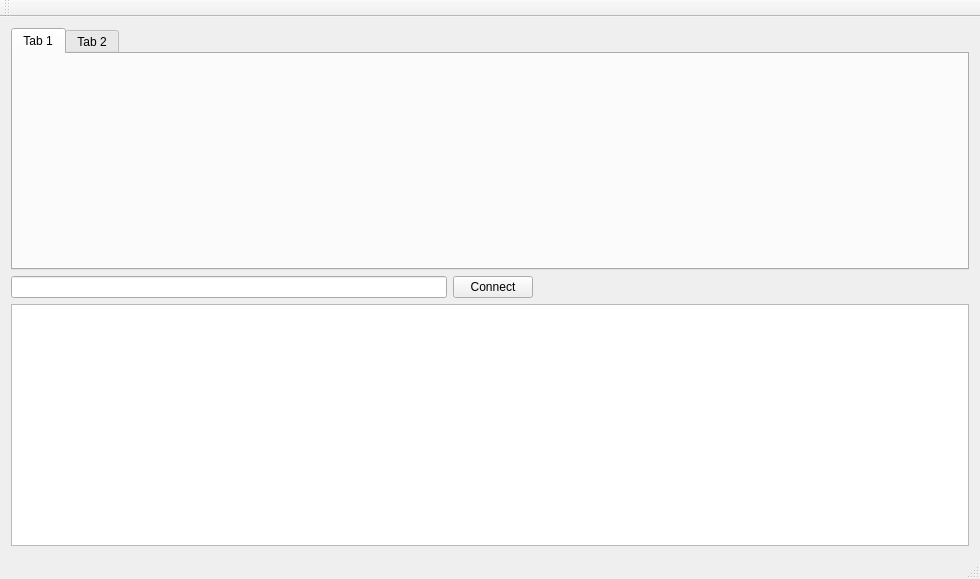
Old version of the form pc/Gui.ui in the repository ArnaudValensi/waterbear-communication.
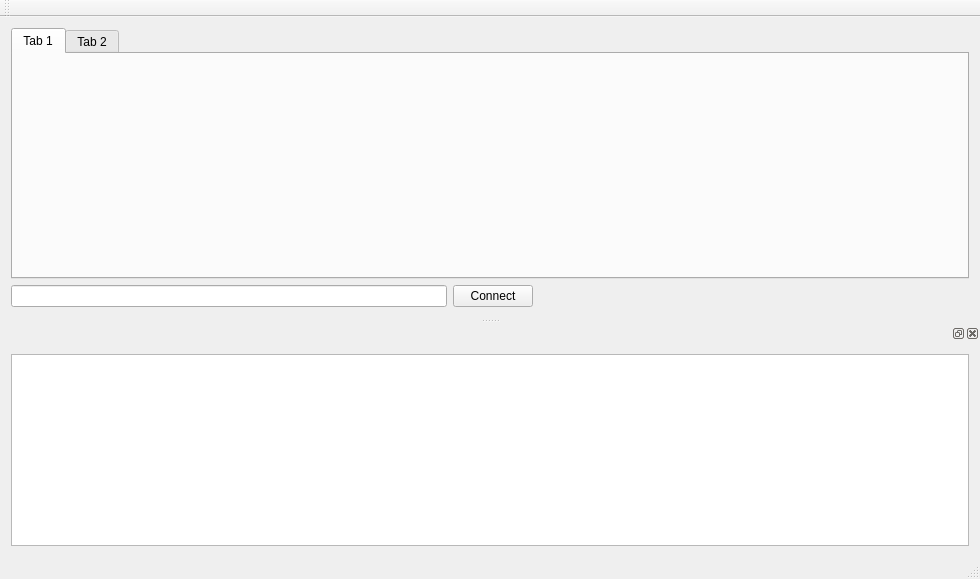
New version of the form.

Commit message: Added dockable serial console. LCD are now flat (black).

The edit to the form file:
```diff
--- a/pc/Gui.ui
+++ b/pc/Gui.ui
@@ -14,7 +14,7 @@
    <string>Gui</string>
   </property>
   <widget class="QWidget" name="centralWidget">
-   <layout class="QGridLayout" name="gridLayout">
+   <layout class="QGridLayout" name="gridLayout_3">
     <item row="0" column="0">
      <widget class="QTabWidget" name="tabWidget">
       <property name="currentIndex">
@@ -1221,9 +1221,6 @@
       </item>
      </layout>
     </item>
-    <item row="2" column="0">
-     <widget class="QTextBrowser" name="textBrowserArduino"/>
-    </item>
    </layout>
   </widget>
   <widget class="QMenuBar" name="menuBar">
@@ -1245,6 +1242,18 @@
    </attribute>
   </widget>
   <widget class="QStatusBar" name="statusBar"/>
+  <widget class="QDockWidget" name="dockWidget_2">
+   <attribute name="dockWidgetArea">
+    <number>8</number>
+   </attribute>
+   <widget class="QWidget" name="dockWidgetContents_3">
+    <layout class="QGridLayout" name="gridLayout">
+     <item row="0" column="0">
+      <widget class="QTextBrowser" name="textBrowserArduino"/>
+     </item>
+    </layout>
+   </widget>
+  </widget>
  </widget>
  <layoutdefault spacing="6" margin="11"/>
  <resources/>
```
The commit also changes 1 other file.
